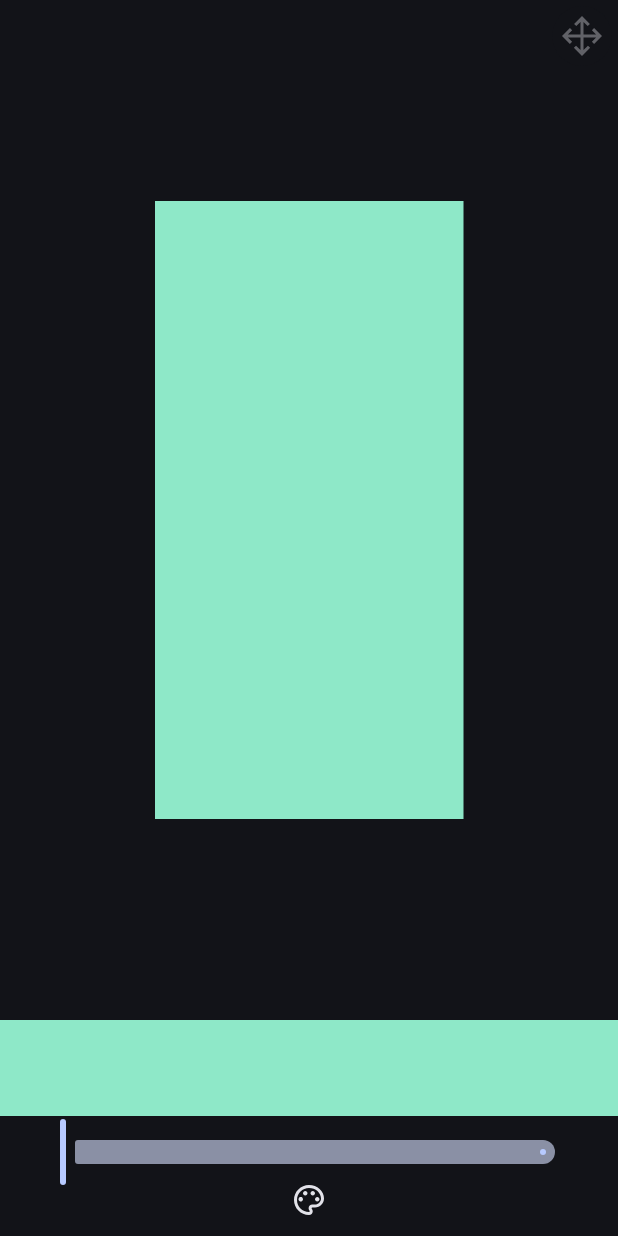
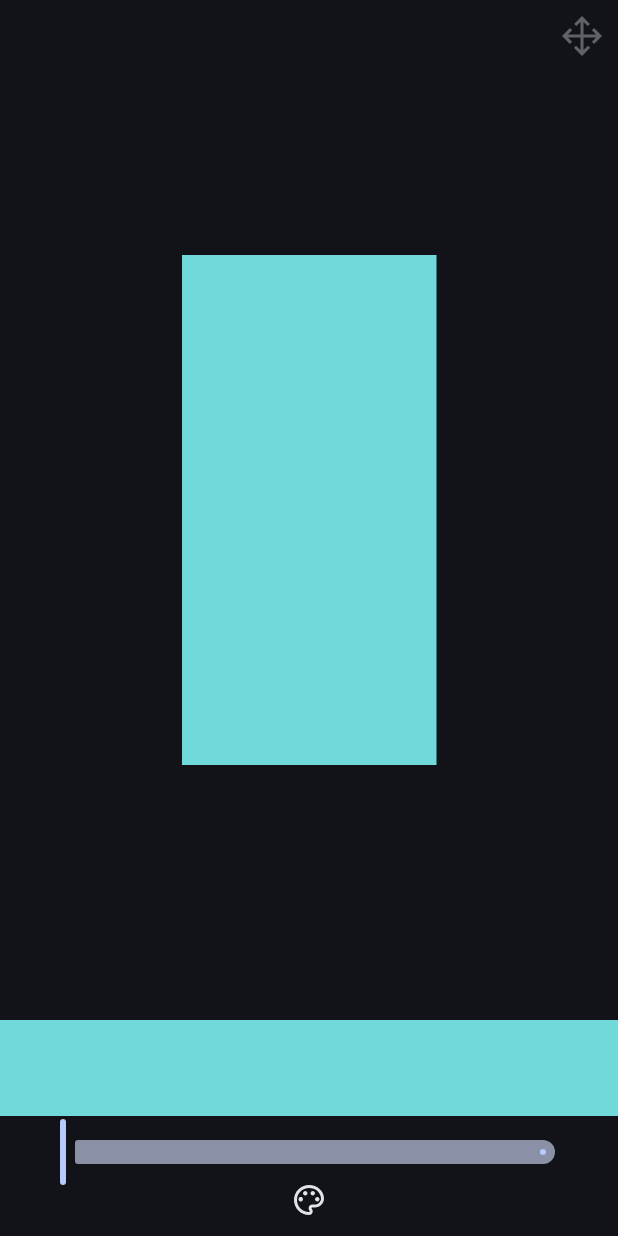
Before and after one commit to vaanw/copixelate, an Android app built with Jetpack Compose: the @Preview function ArtScreenPreview, on a phone screen of 412 x 824 dp. Run offline under Robolectric (Android 15) with nearby library versions, the phone set to English and light mode, and no system bars.

Commit message:
Fix issue in drawing layout (#70)

```diff
--- a/app/src/main/java/com/copixelate/ui/screens/art/ArtScreen.kt
+++ b/app/src/main/java/com/copixelate/ui/screens/art/ArtScreen.kt
@@ -367,6 +367,7 @@
     Box(
         modifier = modifier
             .then(GestureModifier())
+            .fillMaxSize()
             .onSizeChanged { size ->
                 totalViewSize = size
             }
@@ -377,8 +378,8 @@
             contentDescription = "Drawing",
             contentScale = ContentScale.FillBounds,
             modifier = Modifier
-                .fillMaxSize()
                 .aspectRatio(state.aspectRatio)
+                .align(Alignment.Center)
                 .graphicsLayer(
                     scaleX = transformState.scale,
                     scaleY = transformState.scale,
```
